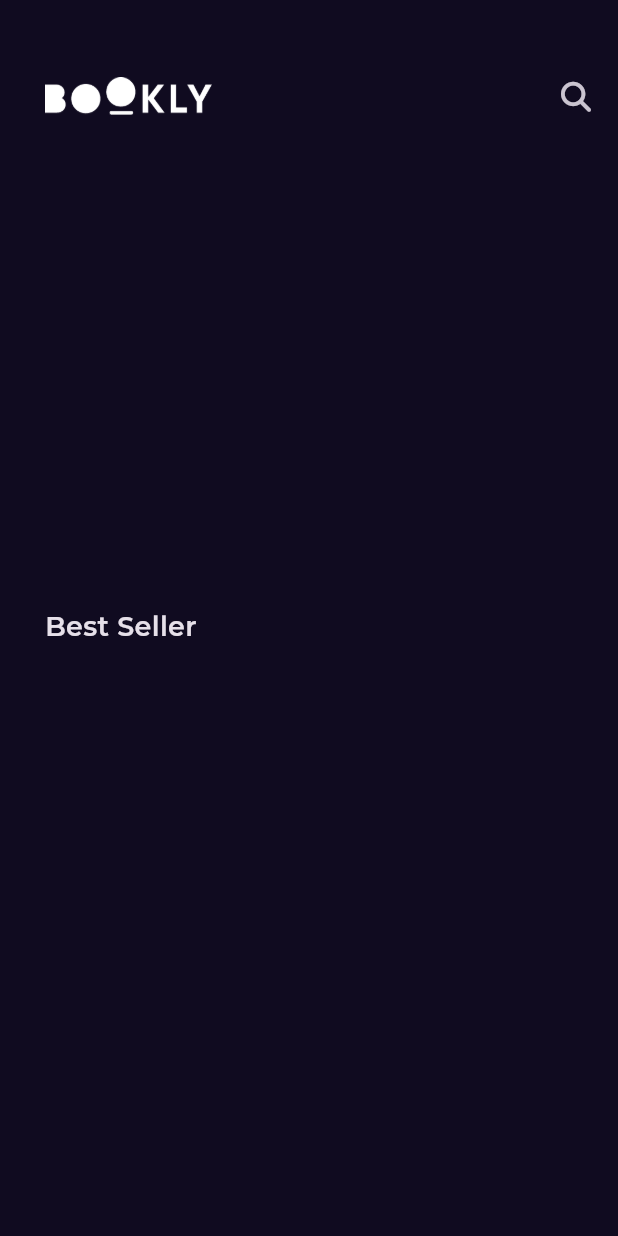
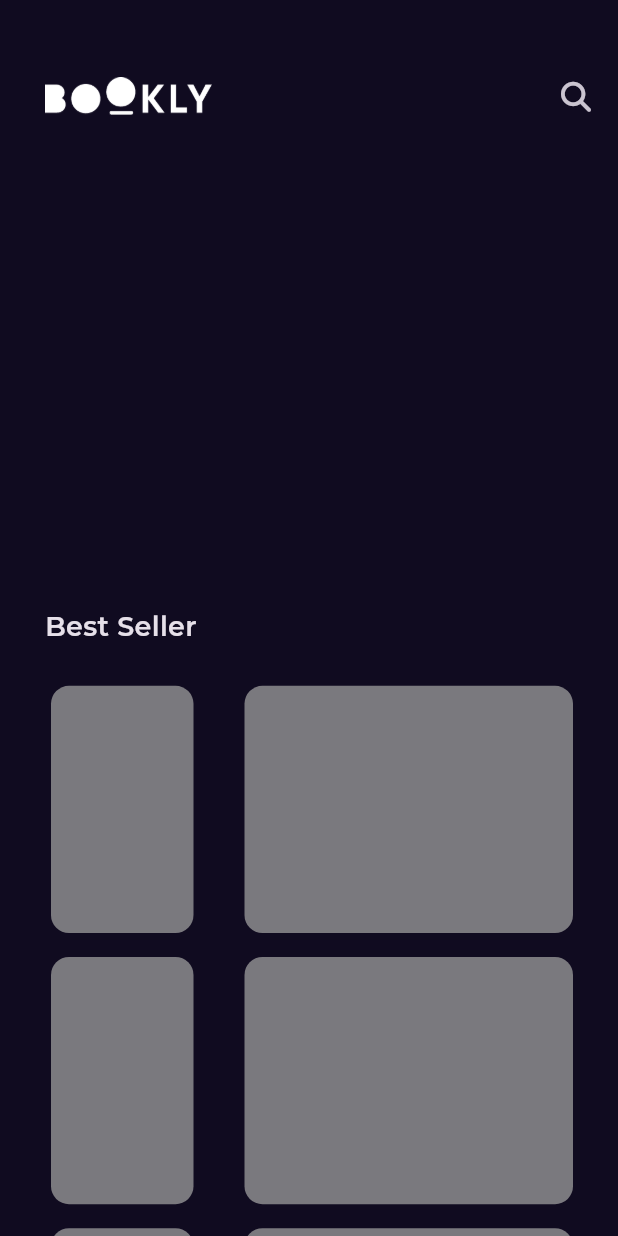
Before and after one commit to JaafarAbdulkareem/bookly, a Flutter app: the screen it shows after launch, on a phone screen of 412 x 824 dp. Run offline on Flutter 3.47's test engine with Material 3 defaults, Android fonts, the phone set to English and light mode, and no system bars; our stand-ins replace another_flushbar, cached_network_image, dartz, dio, flutter_bloc, font_awesome_flutter and 5 more; accounts and stored records are empty; network calls fail.

Commit message:
create indcator best saller list and make make indcator for image item

```diff
--- /dev/null
+++ b/devtools_options.yaml
@@ -0,0 +1,3 @@
+description: This file stores settings for Dart & Flutter DevTools.
+documentation: https://docs.flutter.dev/tools/devtools/extensions#configure-extension-enablement-states
+extensions:
--- a/lib/fueature/home/presntation/view/widget/cubit_best_saller_book_list.dart
+++ b/lib/fueature/home/presntation/view/widget/cubit_best_saller_book_list.dart
@@ -6,6 +6,7 @@ import 'package:bookly/fueature/home/domain/entities/home_entity.dart';
 import 'package:bookly/fueature/home/presntation/manage/body_home/body_home_cubit.dart';
 import 'package:bookly/fueature/home/presntation/manage/body_home/body_home_state.dart';
 import 'package:bookly/fueature/home/presntation/view/widget/best_saller_book_list.dart';
+import 'package:bookly/fueature/home/presntation/view/widget/indcator_best_saller_list.dart';
 import 'package:flutter/material.dart';
 import 'package:flutter_bloc/flutter_bloc.dart';
 
@@ -28,6 +29,7 @@ class CubitBestSallerBookList extends StatelessWidget {
         }
       },
       builder: (context, state) {
+        return IndcatorBestSallerList();
         if (state is BodyHomeLoading || state is BodyHomeInitial) {
           return const SliverToBoxAdapter(
             child: CustomProgressIndicatorWidget(),
--- /dev/null
+++ b/lib/fueature/home/presntation/view/widget/indcator_image_item.dart
@@ -0,0 +1,23 @@
+import 'package:bookly/core/utils/scale_app.dart';
+import 'package:flutter/material.dart';
+
+class IndcatorImageItem extends StatelessWidget {
+  const IndcatorImageItem({
+    super.key,
+  });
+
+  @override
+  Widget build(BuildContext context) {
+    return Padding(
+      padding: const EdgeInsets.symmetric(horizontal: 4),
+      child: Container(
+        decoration: BoxDecoration(
+          borderRadius: BorderRadius.circular(
+            HomeScale.itemBookBorder,
+          ),
+          color: Colors.grey,
+        ),
+      ),
+    );
+  }
+}
```
Also changed, not shown: lib/fueature/home/presntation/view/widget/indcator_best_saller_list.dart (added, +41 -0 lines), lib/fueature/home/presntation/view/widget/indcator_list_head_book_item.dart (+5 -14 lines).
